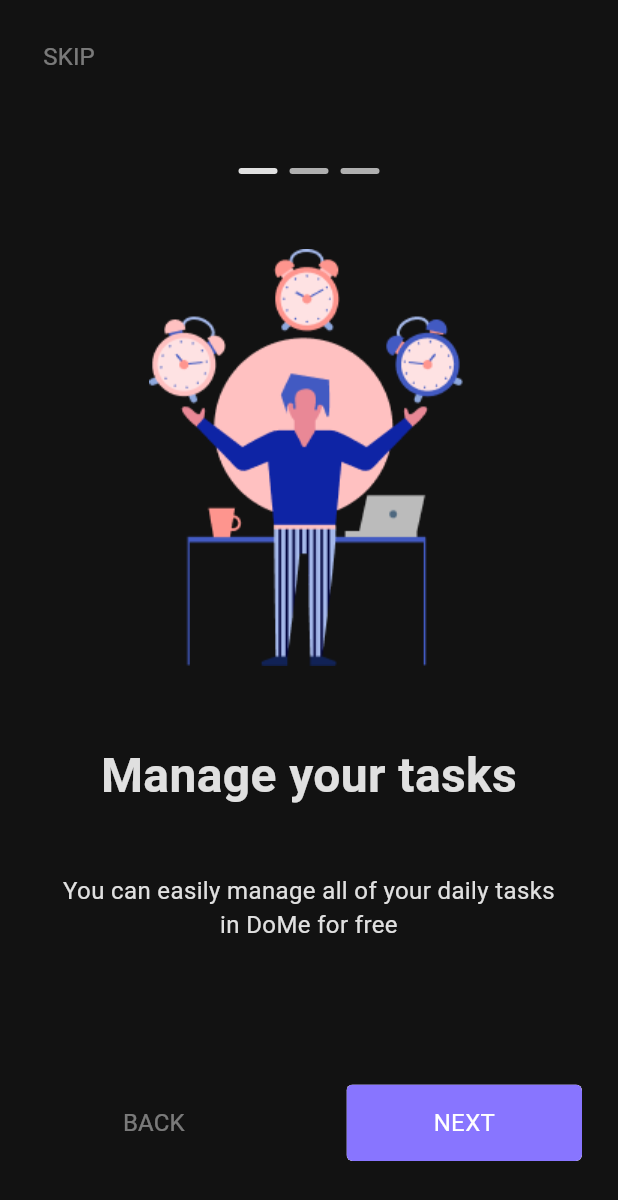
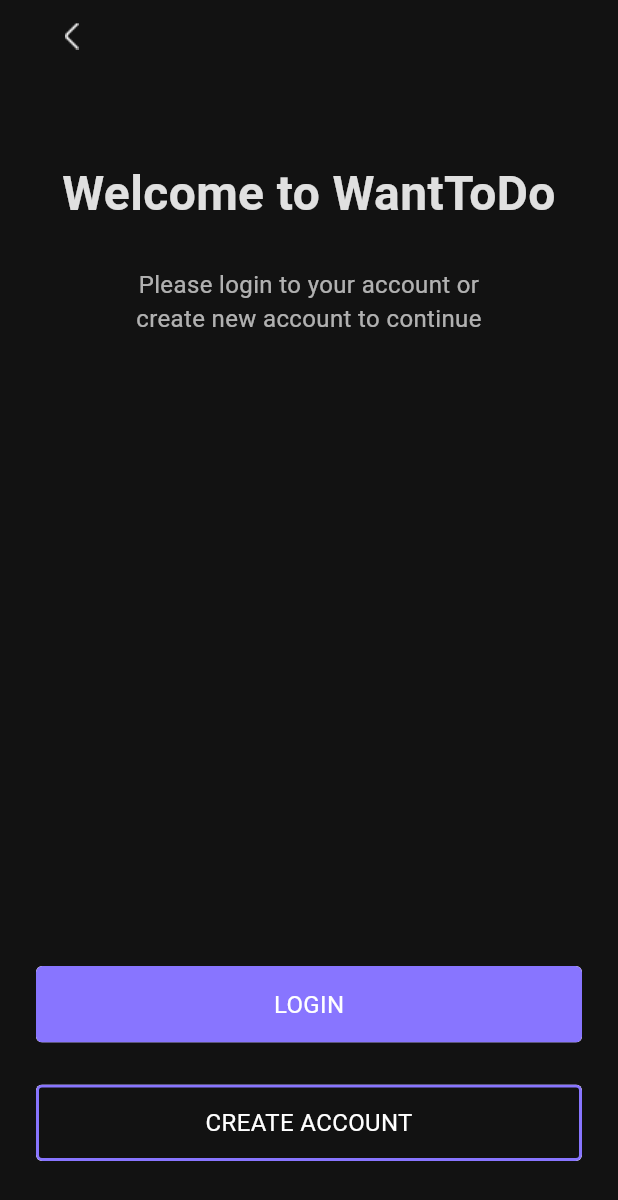
Before and after one commit to DargaHasanBasri/want_to_do, a Flutter app: the screen it shows after launch, on a phone screen of 412 x 824 dp. Shown: the top 1200 px of the screen. Run offline on Flutter 3.47's test engine with Material 3 defaults, Android fonts, the phone set to English and light mode, and no system bars.

Commit message:
Create welcome page

```diff
--- a/lib/main.dart
+++ b/lib/main.dart
@@ -1,7 +1,6 @@
 import 'package:flutter/material.dart';
 import 'package:flutter/services.dart';
-import 'package:want_to_do/ui/pages/onboarding/onboarding_page.dart';
-import 'package:want_to_do/ui/pages/onboarding/onboarding_provider.dart';
+import 'package:want_to_do/ui/pages/welcome/welcome_provider.dart';
 
 void main() {
   WidgetsFlutterBinding.ensureInitialized();
@@ -25,7 +24,7 @@ class MyApp extends StatelessWidget {
         colorScheme: ColorScheme.fromSeed(seedColor: Colors.deepPurple),
         useMaterial3: true,
       ),
-      home: OnboardingProvider(),
+      home: WelcomeProvider(),
     );
   }
 }
--- /dev/null
+++ b/lib/ui/pages/welcome/welcome_page.dart
@@ -0,0 +1,84 @@
+import 'package:flutter/material.dart';
+import 'package:want_to_do/ui/widgets/custom_button.dart';
+import 'package:want_to_do/utils/app_colors.dart';
+import 'package:want_to_do/utils/app_paddings.dart';
+
+class WelcomePage extends StatefulWidget {
+  const WelcomePage({super.key});
+
+  @override
+  State<WelcomePage> createState() => _WelcomePageState();
+}
+
+class _WelcomePageState extends State<WelcomePage> {
+  @override
+  Widget build(BuildContext context) {
+    return Scaffold(
+      backgroundColor: AppColors.backgroundColor,
+      body: _buildBody(),
+    );
+  }
+
+  Widget _buildBody() {
+    return SafeArea(
+      child: Padding(
+        padding: AppPaddings.pagePaddingHorizontal,
+        child: Column(
+          crossAxisAlignment: CrossAxisAlignment.start,
+          children: [
+            IconButton(
+              onPressed: () {},
+              icon: Image.asset(
+                'assets/ic_arrow_back.png',
+                color: AppColors.white,
+              ),
+            ),
+            Center(
+              child: Padding(
+                padding: const EdgeInsets.only(top: 58),
+                child: Text(
+                  'Welcome to WantToDo',
+                  style: TextStyle(
+                    color: AppColors.white.withOpacity(0.87),
+                    fontSize: 32,
+                    fontWeight: FontWeight.w700,
+                    overflow: TextOverflow.ellipsis,
+                  ),
+                  textAlign: TextAlign.center,
+                  maxLines: 2,
+                ),
+              ),
+            ),
+            Padding(
+              padding: const EdgeInsets.symmetric(horizontal: 44, vertical: 26),
+              child: Text(
+                'Please login to your account or create new account to continue',
+                style: TextStyle(
+                  color: AppColors.white.withOpacity(0.67),
+                  fontSize: 16,
+                  fontWeight: FontWeight.w400,
+                  overflow: TextOverflow.ellipsis,
+                ),
+                textAlign: TextAlign.center,
+                maxLines: 2,
+              ),
+            ),
+            Spacer(),
+            CustomButton(
+              title: 'LOGIN',
+              onClick: () {},
+            ),
+            SizedBox(height: 28),
+            CustomButton(
+              title: 'CREATE ACCOUNT',
+              onClick: () {},
+              backgroundColor: AppColors.backgroundColor,
+              borderColor: AppColors.crocusPurple,
+            ),
+            SizedBox(height: 50),
+          ],
+        ),
+      ),
+    );
+  }
+}
--- /dev/null
+++ b/lib/ui/pages/welcome/welcome_provider.dart
@@ -0,0 +1,16 @@
+import 'package:flutter/material.dart';
+import 'package:provider/provider.dart';
+import 'package:want_to_do/ui/pages/welcome/welcome_page.dart';
+import 'package:want_to_do/ui/pages/welcome/welcome_view_model.dart';
+
+class WelcomeProvider extends StatelessWidget {
+  const WelcomeProvider({super.key});
+
+  @override
+  Widget build(BuildContext context) {
+    return ChangeNotifierProvider(
+      create: (context) => WelcomeViewModel(),
+      child: const WelcomePage(),
+    );
+  }
+}
--- /dev/null
+++ b/lib/ui/pages/welcome/welcome_view_model.dart
@@ -0,0 +1,3 @@
+import 'package:want_to_do/base/base_view_model.dart';
+
+class WelcomeViewModel extends BaseViewModel {}
--- a/lib/ui/widgets/custom_button.dart
+++ b/lib/ui/widgets/custom_button.dart
@@ -6,24 +6,27 @@ class CustomButton extends StatelessWidget {
     super.key,
     Color? backgroundColor,
     Color? titleColor,
+    Color? borderColor,
     String? title,
     double? borderRadius,
     VoidCallback? onClick,
   })  : title = title ?? 'NEXT',
         backgroundColor = backgroundColor ?? AppColors.crocusPurple,
         titleColor = titleColor ?? AppColors.white,
+        borderColor = borderColor ?? Colors.transparent,
         borderRadius = borderRadius ?? 4.0,
         onClick = onClick ?? (() {});
   final Color? backgroundColor;
   final Color? titleColor;
   final String title;
   final VoidCallback? onClick;
-  final double borderRadius;
+  final double? borderRadius;
+  final Color? borderColor;
 
   @override
   Widget build(BuildContext context) {
     return ClipRRect(
-      borderRadius: BorderRadius.circular(borderRadius),
+      borderRadius: BorderRadius.circular(borderRadius ?? 4.0),
       child: Material(
         child: InkWell(
           onTap: () => onClick?.call(),
@@ -32,10 +35,10 @@ class CustomButton extends StatelessWidget {
             decoration: BoxDecoration(
               color: backgroundColor,
               border: Border.all(
-                color: Colors.transparent,
+                color: borderColor ?? Colors.transparent,
                 width: 2,
               ),
-              borderRadius: BorderRadius.circular(borderRadius),
+              borderRadius: BorderRadius.circular(borderRadius ?? 4.0),
             ),
             child: Center(
               child: Padding(
```
Also changed, not shown: assets/ic_arrow_back.png (added).
